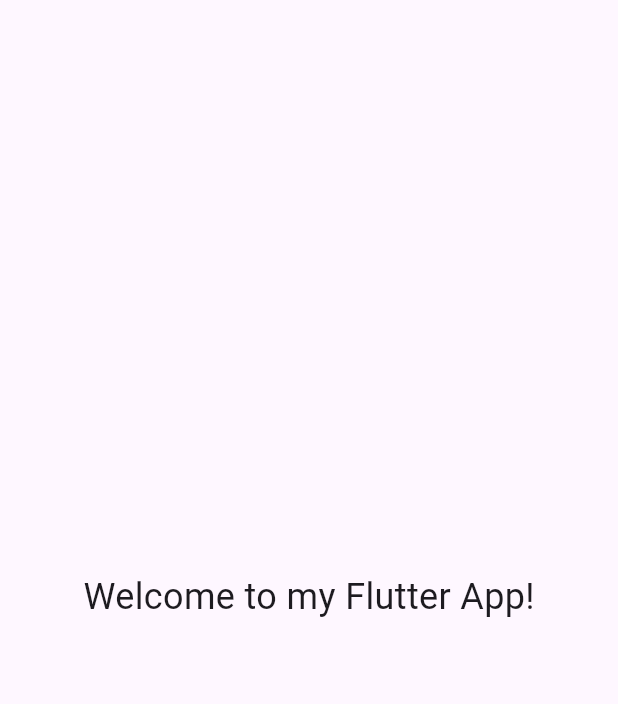
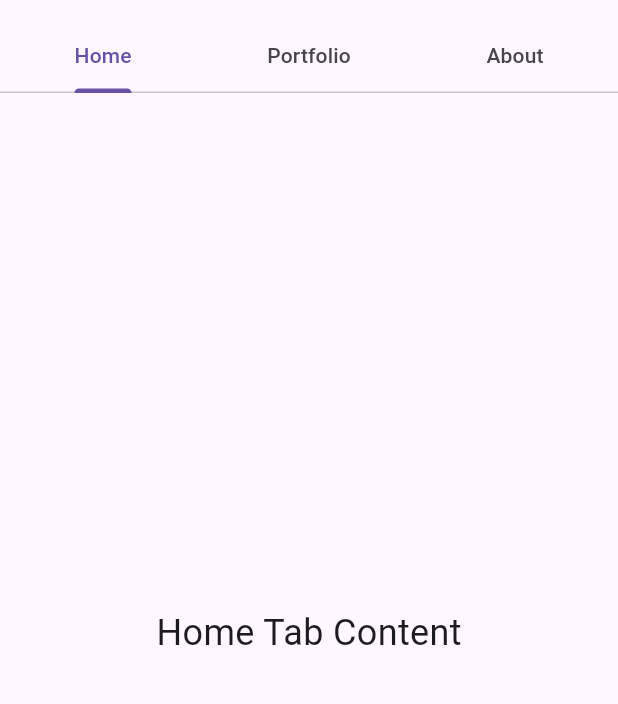
Before and after one commit to janlebar/FlutterApp, a Flutter app: the screen it shows after launch, on a phone screen of 412 x 824 dp, the part 63-767 px from its top. Run offline on Flutter 3.47's test engine with Material 3 defaults, Android fonts, the phone set to English and light mode, and no system bars.

Commit message:
header component

```diff
--- /dev/null
+++ b/lib/header_component.dart
@@ -0,0 +1,38 @@
+import 'package:flutter/material.dart';
+
+
+class HomeTab extends StatelessWidget {
+  @override
+  Widget build(BuildContext context) {
+    return Center(
+      child: Text(
+        'Home Tab Content',
+        style: TextStyle(fontSize: 24.0),
+      ),
+    );
+  }
+}
+
+class PortfolioTab extends StatelessWidget {
+  @override
+  Widget build(BuildContext context) {
+    return Center(
+      child: Text(
+        'Portfolio Tab Content',
+        style: TextStyle(fontSize: 24.0),
+      ),
+    );
+  }
+}
+
+class AboutTab extends StatelessWidget {
+  @override
+  Widget build(BuildContext context) {
+    return Center(
+      child: Text(
+        'About Tab Content',
+        style: TextStyle(fontSize: 24.0),
+      ),
+    );
+  }
+}
--- a/lib/main.dart
+++ b/lib/main.dart
@@ -1,4 +1,5 @@
 import 'package:flutter/material.dart';
+import 'header_component.dart';
 
 void main() {
   runApp(MyApp());
@@ -20,14 +21,25 @@ class MyApp extends StatelessWidget {
 class MyHomePage extends StatelessWidget {
   @override
   Widget build(BuildContext context) {
-    return Scaffold(
-      appBar: AppBar(
-        title: Text('Flutter App'),
-      ),
-      body: Center(
-        child: Text(
-          'Welcome to my Flutter App!',
-          style: TextStyle(fontSize: 24.0),
+    return DefaultTabController(
+      length: 3,
+      child: Scaffold(
+        appBar: AppBar(
+          title: Text('Flutter App'),
+          bottom: TabBar(
+            tabs: [
+              Tab(text: 'Home'),
+              Tab(text: 'Portfolio'),
+              Tab(text: 'About'),
+            ],
+          ),
+        ),
+        body: TabBarView(
+          children: [
+            HomeTab(),
+            PortfolioTab(),
+            AboutTab(),
+          ],
         ),
       ),
     );
```
